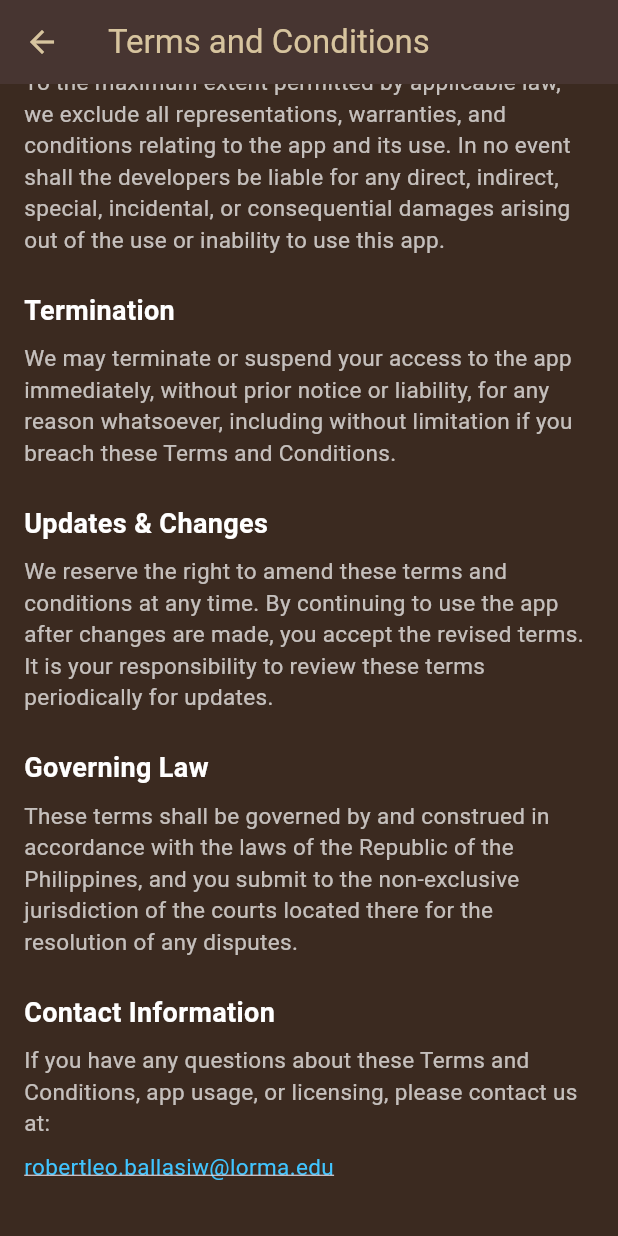
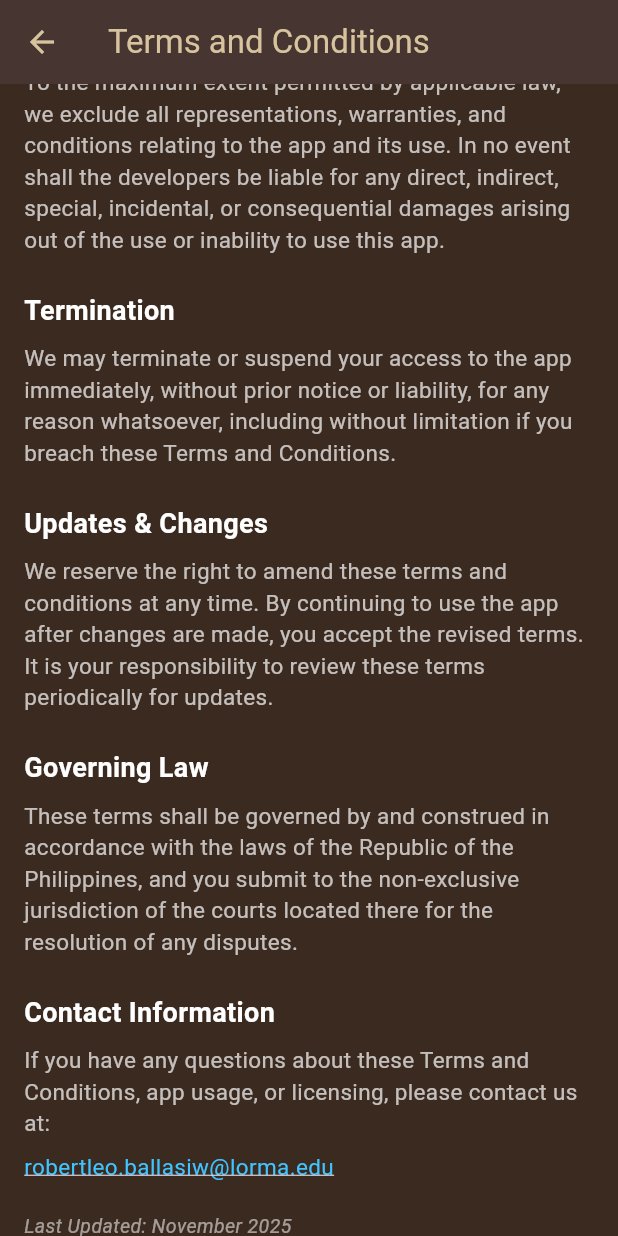
Before and after one commit to Greed003/DogFecalScan, a Flutter app: the TermsAndConditionsScreen screen opened directly, scrolled down 1568 dp, on a phone screen of 412 x 824 dp. Run offline on Flutter 3.47's test engine with Material 3 defaults, Android fonts, the phone set to English and light mode, and no system bars; our stand-ins replace image_picker, shared_preferences; missing offline and left inert: tflite_flutter; accounts and stored records are empty.

Commit message:
adding abnormalities

```diff
--- a/lib/terms.dart
+++ b/lib/terms.dart
@@ -125,6 +125,10 @@ class TermsAndConditionsScreen extends StatelessWidget {
                 ),
               ),
               const SizedBox(height: 20),
+              const Text(
+              "Last Updated: November 2025",
+              style: TextStyle(color: Colors.white54, fontSize: 13, fontStyle: FontStyle.italic),
+            ),
           ],
         ),
       ),
```
